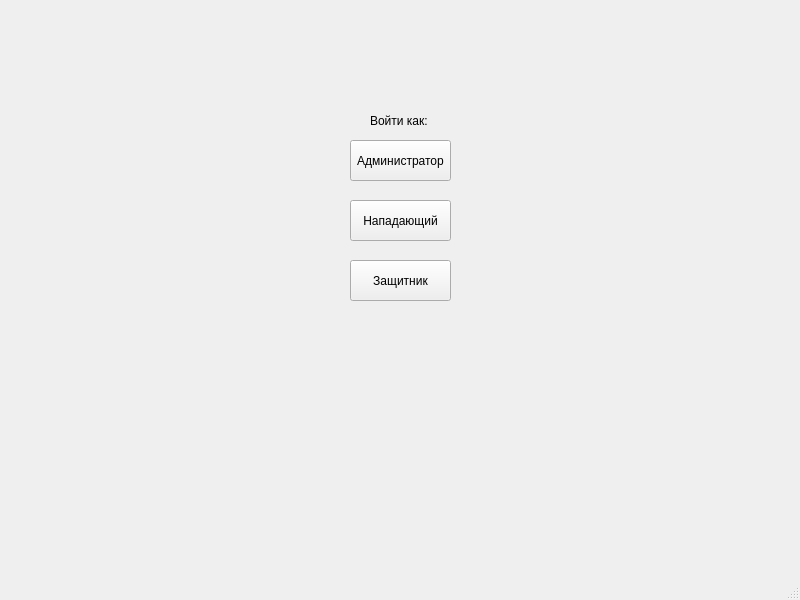
Before: the Qt Designer form design_menu.ui in Blinded-by-luck/mil_faculty_app, drawn with Qt 5.
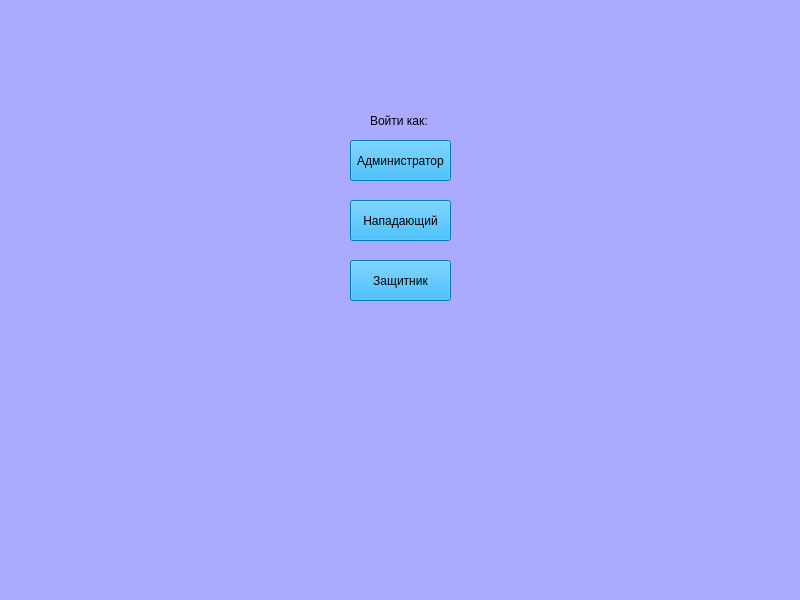
After: the same form once the commit is applied.

Diff of the .ui file:
```diff
--- a/design_menu.ui
+++ b/design_menu.ui
@@ -19,6 +19,9 @@
   <property name="windowTitle">
    <string>Project</string>
   </property>
+  <property name="styleSheet">
+   <string notr="true">background-color: rgb(170, 170, 255);</string>
+  </property>
   <widget class="QWidget" name="centralwidget">
    <widget class="QPushButton" name="enter_defender_btn">
     <property name="geometry">
@@ -35,6 +38,9 @@
       <verstretch>0</verstretch>
      </sizepolicy>
     </property>
+    <property name="styleSheet">
+     <string notr="true">background-color: rgb(0, 170, 255);</string>
+    </property>
     <property name="text">
      <string>Защитник</string>
     </property>
@@ -54,6 +60,9 @@
       <verstretch>0</verstretch>
      </sizepolicy>
     </property>
+    <property name="styleSheet">
+     <string notr="true">background-color: rgb(0, 170, 255);</string>
+    </property>
     <property name="text">
      <string>Нападающий</string>
     </property>
@@ -95,6 +104,9 @@
     <property name="layoutDirection">
      <enum>Qt::LeftToRight</enum>
     </property>
+    <property name="styleSheet">
+     <string notr="true">background-color: rgb(0, 170, 255);</string>
+    </property>
     <property name="text">
      <string>Администратор</string>
     </property>
```
